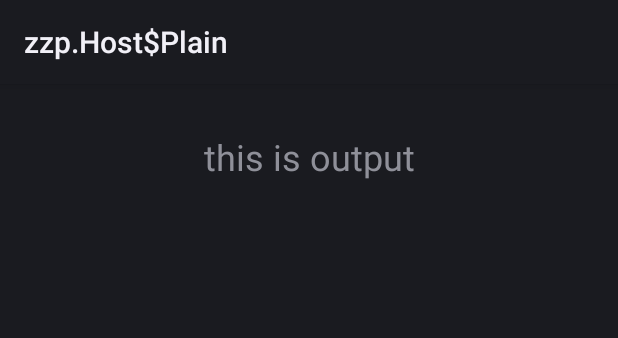
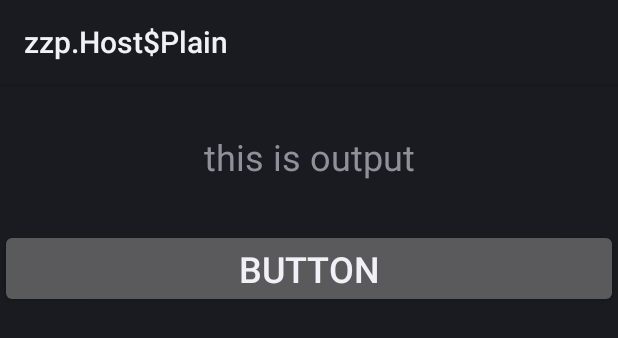
Before and after one commit to tingnapianhai/AndroidThingsTest, an Android app: the layout activity_home.xml on its own in the app's theme, with its tools: preview values and no code run, on a phone screen of 412 x 824 dp. Shown: the top 338 px of the screen. Run offline under Robolectric (Android 15) with nearby library versions, the phone set to English and light mode, and no system bars.

Commit message:
Add button event

```diff
--- a/app/src/main/java/com/example/androidthings/test/HomeActivity.kt
+++ b/app/src/main/java/com/example/androidthings/test/HomeActivity.kt
@@ -3,6 +3,7 @@ package com.example.androidthings.test
 import android.app.Activity
 import android.os.Bundle
 import android.util.Log
+import android.widget.Toast
 import com.google.android.things.pio.Gpio
 import com.google.android.things.pio.GpioCallback
 import com.google.android.things.pio.PeripheralManagerService
@@ -47,6 +48,10 @@ class HomeActivity : Activity() {
         super.onCreate(savedInstanceState)
         setContentView(R.layout.activity_home)
 
+        homeactivity_btn.setOnClickListener {
+            onClickEvent()
+        }
+
         val service = PeripheralManagerService()
         Log.d(TAG, "Available GPIO: " + service.gpioList)
 
@@ -71,6 +76,14 @@ class HomeActivity : Activity() {
 
     }
 
+    private fun onClickEvent() {
+        Toast.makeText(this, "button clicked", Toast.LENGTH_SHORT).show()
+    }
+
+    private fun updateText(textStr: String) {
+        homeactivity_textView.text = textStr
+    }
+
     private val mCallback = object : GpioCallback() {
         override fun onGpioEdge(gpio: Gpio): Boolean {
             try {
@@ -85,10 +98,6 @@ class HomeActivity : Activity() {
             // Return true to keep callback active.
             return true
         }
-    }
-
-    private fun updateText(textStr: String) {
-        textView.text = textStr
     }
 
     override fun onDestroy() {
--- a/app/src/main/res/layout/activity_home.xml
+++ b/app/src/main/res/layout/activity_home.xml
@@ -1,10 +1,11 @@
 <?xml version="1.0" encoding="utf-8"?>
 <LinearLayout xmlns:android="http://schemas.android.com/apk/res/android"
     android:layout_width="match_parent"
-    android:layout_height="match_parent">
+    android:layout_height="match_parent"
+    android:orientation="vertical">
 
     <TextView
-        android:id="@+id/textView"
+        android:id="@+id/homeactivity_textView"
         android:layout_width="match_parent"
         android:layout_height="wrap_content"
         android:gravity="center"
@@ -12,4 +13,11 @@
         android:text="this is output"
         android:textSize="24sp" />
 
+    <Button
+        android:id="@+id/homeactivity_btn"
+        android:layout_width="match_parent"
+        android:layout_height="wrap_content"
+        android:text="button"
+        android:textSize="24sp" />
+
 </LinearLayout>
```
